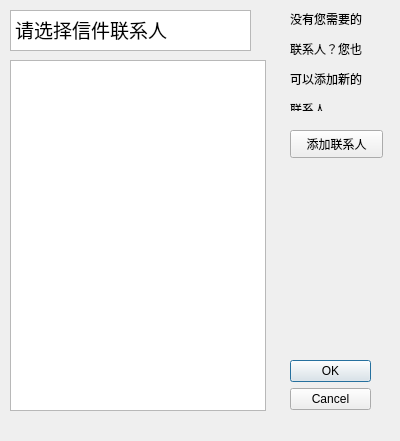
First picture: the form in work dialog/jliu/Ui_Combined(ver.9.12.1)/contecterlistwindow.ui, repository SecretMG/Flower-Mail, before the edit.
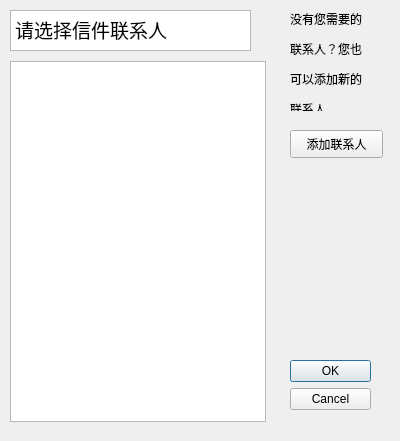
Second picture: the form after the edit.

Patch:
```diff
--- a/work dialog/jliu/Ui_Combined(ver.9.12.1)/contecterlistwindow.ui
+++ b/work dialog/jliu/Ui_Combined(ver.9.12.1)/contecterlistwindow.ui
@@ -46,16 +46,6 @@
 &lt;p style=&quot; margin-top:0px; margin-bottom:0px; margin-left:0px; margin-right:0px; -qt-block-indent:0; text-indent:0px;&quot;&gt;&lt;span style=&quot; font-size:14pt;&quot;&gt;请选择信件联系人&lt;/span&gt;&lt;/p&gt;&lt;/body&gt;&lt;/html&gt;</string>
    </property>
   </widget>
-  <widget class="QListWidget" name="listWidget">
-   <property name="geometry">
-    <rect>
-     <x>10</x>
-     <y>60</y>
-     <width>256</width>
-     <height>351</height>
-    </rect>
-   </property>
-  </widget>
   <widget class="QLabel" name="label">
    <property name="geometry">
     <rect>
@@ -82,6 +72,16 @@
     <string>添加联系人</string>
    </property>
   </widget>
+  <widget class="QTableView" name="tableView">
+   <property name="geometry">
+    <rect>
+     <x>10</x>
+     <y>61</y>
+     <width>256</width>
+     <height>361</height>
+    </rect>
+   </property>
+  </widget>
  </widget>
  <resources/>
  <connections>
```
